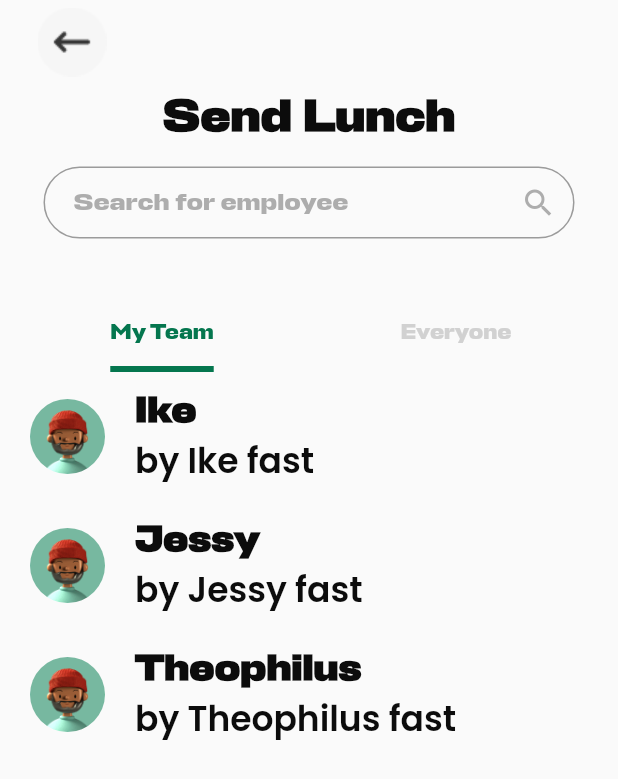
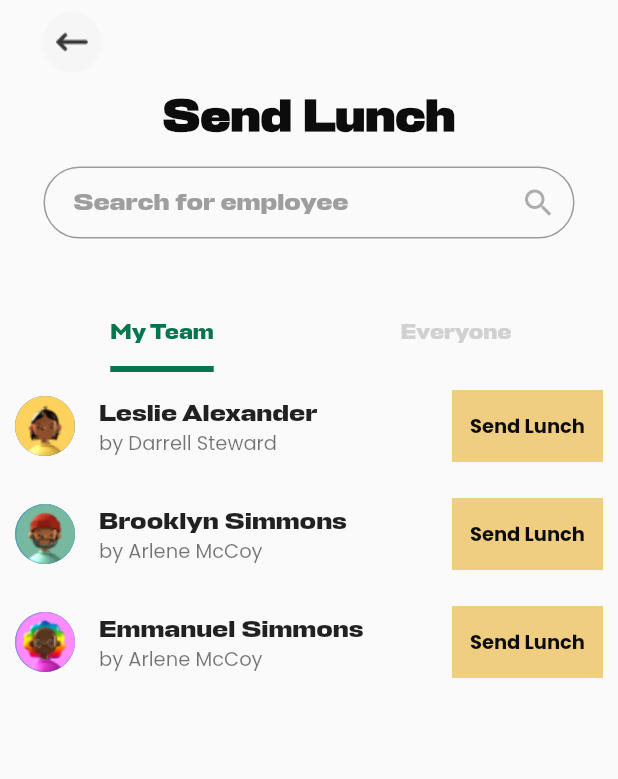
Before and after one commit to hngx-org/Eagles-food-mobile, a Flutter app: the SendLunchSearch screen opened directly, on a phone screen of 412 x 824 dp. Shown: the top 779 px of the screen. Run offline on Flutter 3.47's test engine with Material 2 defaults, Android fonts, the phone set to English and light mode, and no system bars; our stand-ins replace connectivity_plus, fluttertoast, shared_preferences; accounts and stored records are empty.

Commit message:
Fixed the issues with UI.

```diff
--- a/lib/screens/send_lunch/send_lunch_search.dart
+++ b/lib/screens/send_lunch/send_lunch_search.dart
@@ -1,9 +1,7 @@
 import 'package:flutter/material.dart';
-import 'package:hng_task3/configs/colors.dart';
 import 'package:hng_task3/widgets/send_lunch/send_lunch_searchbar.dart';
-import 'package:hng_task3/widgets/send_lunch/my_team_search.dart';
-import 'package:hng_task3/widgets/send_lunch/everyone_search.dart';
 import 'package:hng_task3/widgets/send_lunch/navigationwidget.dart';
+import 'package:hng_task3/screens/menu/components/nav_screen.dart';
 
 class SendLunchSearch extends StatefulWidget {
   const SendLunchSearch({super.key});
@@ -13,15 +11,6 @@ class SendLunchSearch extends StatefulWidget {
 }
 
 class _SendLunchSearchState extends State<SendLunchSearch> {
-  int _currentIndex = 0;
-
-  // TabController _controller;
-
-  final List<Widget> _pages = [
-    const MyTeamSearch(),
-    const EveryoneSearch(),
-  ];
-
   @override
   Widget build(BuildContext context) {
     return Scaffold(
@@ -34,13 +23,22 @@ class _SendLunchSearchState extends State<SendLunchSearch> {
           padding: const EdgeInsets.only(right: 80, left: 20),
           child: AppBar(
             backgroundColor: Colors.transparent,
-            leading: const SizedBox(
+            leading: SizedBox(
               width: 50,
               height: 50,
-              child: Image(
-                image: AssetImage("assets/icons/icon-back.png"),
-                color: null,
+              child: IconButton(
+                icon: Image.asset("assets/icons/icon-back.png"),
+                onPressed: () {
+                  Navigator.push(
+                      context,
+                      MaterialPageRoute(
+                          builder: (context) => const NavScreen()));
+                },
               ),
+              // child: Image(
+              //   image: AssetImage("assets/icons/icon-back.png"),
+              //   color: null,
+              // ),
             ),
           ),
         ),
--- a/lib/widgets/send_lunch/my_team_search.dart
+++ b/lib/widgets/send_lunch/my_team_search.dart
@@ -1,5 +1,7 @@
 import 'package:flutter/material.dart';
-import 'package:hng_task3/widgets/custom_button.dart';
+import 'package:hng_task3/configs/colors.dart';
+// import 'package:hng_task3/widgets/custom_button.dart';
+import 'package:hng_task3/models/team_data.dart';
 
 class MyTeamSearch extends StatefulWidget {
   const MyTeamSearch({super.key});
@@ -9,68 +11,50 @@ class MyTeamSearch extends StatefulWidget {
 }
 
 class _MyTeamSearchState extends State<MyTeamSearch> {
-  List<UserData> MyTeamUsers = [
-    UserData("Ike"),
-    UserData("Jessy"),
-    UserData("Theophilus"),
+  final List<TeamData> _teamList = [
+    TeamData(
+        senderfullName: 'Leslie Alexander',
+        receiverfullName: 'Darrell Steward',
+        image: 'assets/images/team-1.png'),
+    TeamData(
+        senderfullName: 'Brooklyn Simmons',
+        receiverfullName: 'Arlene McCoy',
+        image: 'assets/images/team-2.png'),
+    TeamData(
+        senderfullName: 'Emmanuel Simmons',
+        receiverfullName: 'Arlene McCoy',
+        image: 'assets/images/team-3.png'),
   ];
 
   @override
   Widget build(BuildContext context) {
     return Column(
-      children: MyTeamUsers.map((item) {
-        return Padding(
-          padding: const EdgeInsets.all(10),
-          child: Row(
-            mainAxisAlignment: MainAxisAlignment.spaceBetween,
-            children: [
-              Row(
-                mainAxisAlignment: MainAxisAlignment.spaceBetween,
-                children: [
-                  Container(
-                    height: 50,
-                    width: 50,
-                    child: ClipRRect(
-                        borderRadius: BorderRadius.circular(50),
-                        child: item.icon),
+      children: _teamList.map((item) {
+        return SizedBox(
+            width: double.infinity,
+            child: ListTile(
+              contentPadding: const EdgeInsets.all(0),
+              leading: CircleAvatar(
+                backgroundImage: AssetImage(item.image),
+              ),
+              title: Text(item.senderfullName),
+              subtitle: Text('by ${item.receiverfullName}'),
+              trailing: Container(
+                padding: const EdgeInsets.symmetric(horizontal: 4),
+                color: ColorUtils.Yellow,
+                child: TextButton(
+                  onPressed: () {},
+                  child: Text(
+                    'Send Lunch',
+                    style: Theme.of(context)
+                        .textTheme
+                        .bodyLarge
+                        ?.copyWith(fontWeight: FontWeight.w700, fontSize: 13),
                   ),
-                  Padding(
-                    padding: const EdgeInsets.only(left: 20),
-                    child: Column(
-                      crossAxisAlignment: CrossAxisAlignment.start,
-                      children: [
-                        Text(
-                          item.name,
-                          textAlign: TextAlign.left,
-                          style: Theme.of(context).textTheme.displayMedium,
-                        ),
-                        Text(
-                          "${item.secondaryName}",
-                          textAlign: TextAlign.justify,
-                          style: Theme.of(context).textTheme.displaySmall,
-                        ),
-                      ],
-                    ),
-                  ),
-                ],
+                ),
               ),
-              // CustomButton(onPress: () {})
-            ],
-          ),
-        );
+            ));
       }).toList(),
     );
   }
 }
-
-// Here is the class of the dummy data.
-class UserData {
-  String name;
-  String? secondaryName;
-  Image icon =
-      const Image(image: AssetImage("assets/icons/man-avatar-icon.png"));
-
-  UserData(this.name) {
-    secondaryName = "by $name fast";
-  }
-}
--- a/lib/widgets/send_lunch/send_lunch_searchbar.dart
+++ b/lib/widgets/send_lunch/send_lunch_searchbar.dart
@@ -10,9 +10,10 @@ class SendLunchSearchBar extends StatelessWidget {
       decoration: InputDecoration(
         contentPadding: EdgeInsets.only(left: 20),
         hintText: 'Search for employee',
-        hintStyle: TextStyle(color: ColorUtils.Grey.withOpacity(0.5)),
+        hintStyle:
+            const TextStyle(color: Colors.grey, fontWeight: FontWeight.w100),
         suffixIcon: Icon(Icons.search, color: ColorUtils.Grey.withOpacity(0.5)),
-        border: OutlineInputBorder(
+        border: const OutlineInputBorder(
           borderRadius: BorderRadius.all(Radius.circular(61)),
         ),
       ),
```
Also changed, not shown: lib/widgets/home/lunch_actions.dart (+16 -9 lines), lib/widgets/send_lunch/everyone_search.dart (+45 -1 lines).
